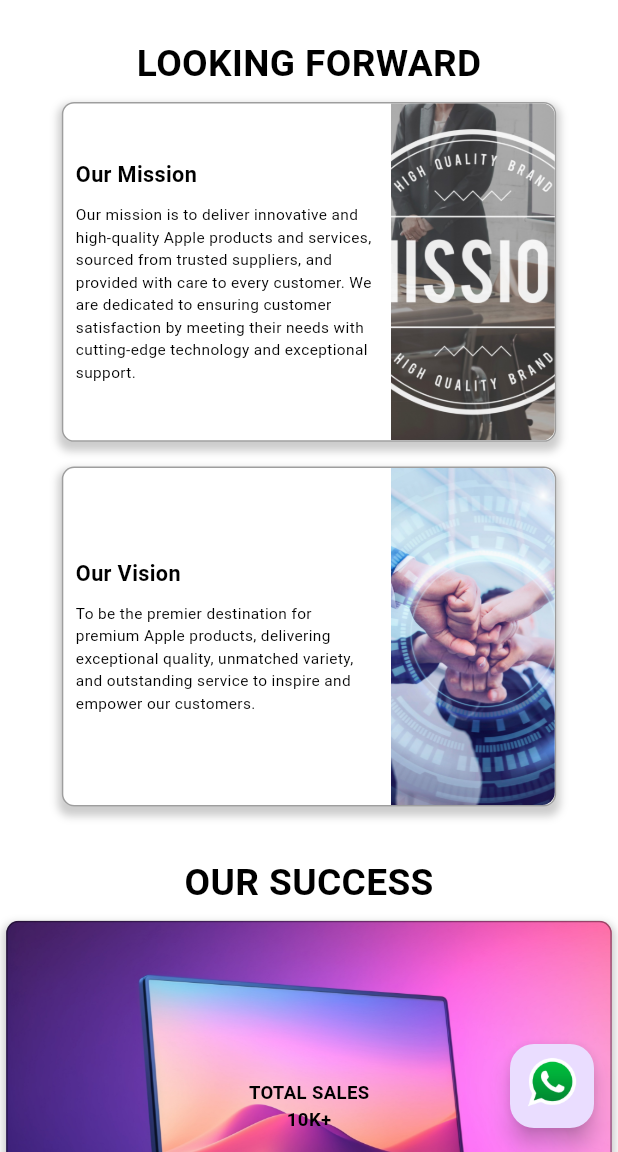
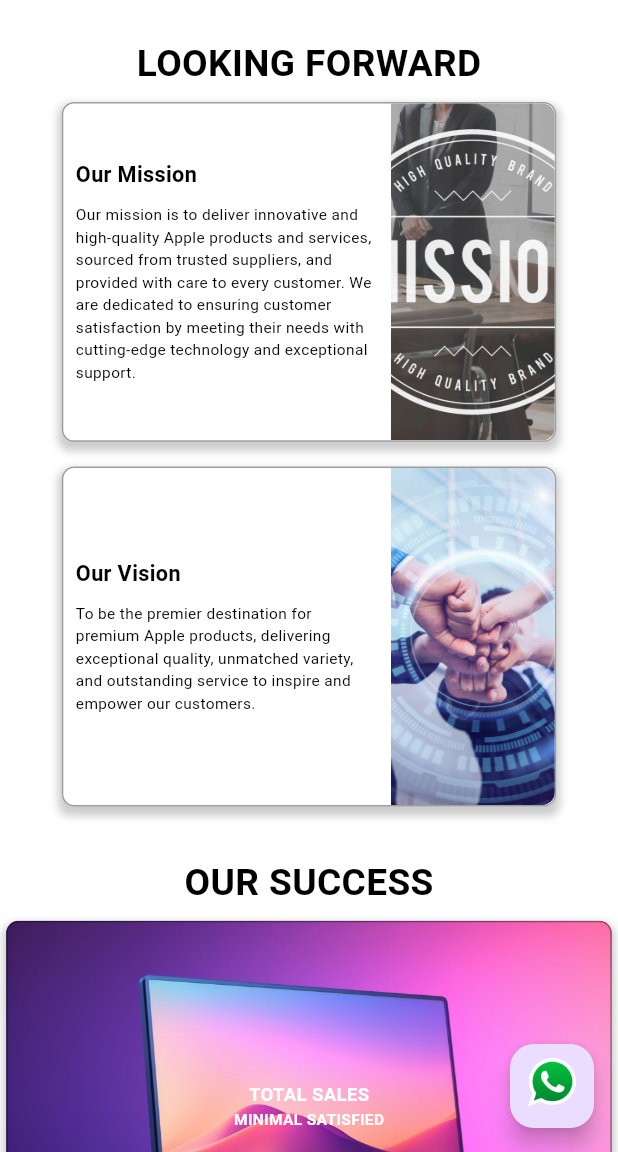
Before and after one commit to muhammedrameesrami/zmac, a Flutter app: the MobileHomeScreen screen opened directly, after a tap on "PRODUCTS", after a tap on "ABOUT US", on a phone screen of 412 x 824 dp, the part 84-1236 px from its top. Run offline on Flutter 3.47's test engine with Material 3 defaults, Android fonts, the light colour scheme and no system bars; our stand-ins replace carousel_slider, cloud_firestore, firebase_core, flutter_riverpod, fpdart, google_fonts and 1 more; missing offline and left inert: dart:html; accounts and stored records are empty; statements that could not run were skipped.

Commit message:
change added

```diff
--- a/lib/features/aboutUs/screens/web_screen/web_profile_screen.dart
+++ b/lib/features/aboutUs/screens/web_screen/web_profile_screen.dart
@@ -14,6 +14,7 @@ class WebAboutUsScreen extends StatelessWidget {
 
   @override
   Widget build(BuildContext context) {
+
     final isTab=w>h;
     w=MediaQuery.of(context).size.width;
     h=MediaQuery.of(context).size.height;
@@ -40,19 +41,19 @@ SizedBox(width: w,child: Wrap(alignment: WrapAlignment.center,children: [
                 // mainAxisAlignment: MainAxisAlignment.spaceBetween,
                 children: [
                   _rowContainer(
-                      'TOTAL SALES', '10K+', AssetConstant.macBook,Colors.black),
+                      'TOTAL SALES', 'MINIMAL SATISFIED', AssetConstant.macBook,Colors.white),
                   SizedBox(width: w * 0.02), // Small space between containers
-                  _rowContainer('TOTAL PRODUCTS', '2000+',
+                  _rowContainer('TOTAL PRODUCTS', '1000+',
                       AssetConstant.iPad,Pallete.whiteColor  ),
                   SizedBox(width: w * 0.02), // Small space between containers
                   _rowContainer(
-                      'HAPPY CUSTOMER', '10K+', AssetConstant.ipods,Colors.white),
+                      ' TRUSTED HAPPY CUSTOMER','MORE SATISFIED', AssetConstant.ipods,Colors.white),
                 ],
               ),
             ),
 
             SizedBox(height: isTab ? w * 0.01 : h * 0.01),
-Text('APPLE PRODUCT  SALE AND SERVICE',style: GoogleFonts.roboto(fontSize: isTab ? h * 0.028 : w * 0.06,color: Colors.black,fontWeight: FontWeight.bold),),
+Text('APPLE PRODUCT  SALE AND SERVICE',style: GoogleFonts.roboto(fontSize: isTab ? h * 0.028 : w * 0.05,color: Colors.black,fontWeight: FontWeight.bold),),
             SizedBox(
               width: w,
               child: Wrap(crossAxisAlignment: WrapCrossAlignment.center,
@@ -167,11 +168,11 @@ Text('APPLE PRODUCT  SALE AND SERVICE',style: GoogleFonts.roboto(fontSize: isTab
                       Tooltip(
                         message: "+919995245426", // The number displayed in the tooltip
                         child: CircleAvatar(
+                          radius: isTab ? h * 0.02 : w * 0.06,
                           child: const Icon(
                             Icons.phone,
                             color: Colors.green,
                           ),
-                          radius: isTab ? h * 0.02 : w * 0.06,
                         ),
                       ),
                       SizedBox(width: w * 0.02),
@@ -278,7 +279,7 @@ Text('APPLE PRODUCT  SALE AND SERVICE',style: GoogleFonts.roboto(fontSize: isTab
             Text(
               value,
               style: GoogleFonts.roboto(
-                fontSize: w * 0.03,
+                fontSize: w * 0.025,
                 fontWeight: FontWeight.bold,
                 color:color,
               ),
--- a/lib/features/home/screens/mobile_screen/mobile_first_screen.dart
+++ b/lib/features/home/screens/mobile_screen/mobile_first_screen.dart
@@ -409,7 +409,7 @@ class _MobileFirstScreenState extends ConsumerState<MobileFirstScreen> {
               SizedBox(
                 height: isTab ? h * 0.025 : w * 0.025,
               ),
-              Container(
+              SizedBox(
                 height: isTab ? h * 0.52 : w * 0.75,
                 width: w, // Ensure the container takes full width
                 child: Stack(
@@ -449,7 +449,7 @@ class _MobileFirstScreenState extends ConsumerState<MobileFirstScreen> {
                                     mainAxisAlignment: MainAxisAlignment.center,
                                           children: [
                                             Image.network(data[index].image,fit: BoxFit.contain,height: h*0.3,width: w*.38,),
-                                            Container(height:isTab?h*0.1: w*0.1*0.5,
+                                            SizedBox(height:isTab?h*0.1: w*0.1*0.5,
                                               child: Center(
                                                 child: Text(
                                                   data[index].productName,
@@ -506,7 +506,7 @@ class _MobileFirstScreenState extends ConsumerState<MobileFirstScreen> {
               Text(
                 'APPLE PRODUCT SALE AND SERVICE',
                 style: GoogleFonts.roboto(
-                    fontSize: isTab ? h * 0.03 : w * 0.06,
+                    fontSize: isTab ? h * 0.03 : w * 0.05,
                     color: Colors.black,
                     fontWeight: FontWeight.bold),
               ),
@@ -629,11 +629,11 @@ class _MobileFirstScreenState extends ConsumerState<MobileFirstScreen> {
                         SizedBox(width: w * 0.02),
                         Tooltip( message: "+919995245426",
                           child: CircleAvatar(
+                              radius: isTab ? h * 0.02 : w * 0.05,
                               child: const Icon(
                                 Icons.phone,
                                 color: Colors.green,
-                              ),
-                              radius: isTab ? h * 0.02 : w * 0.05),
+                              )),
                         ),
                       ],
                     ),
--- a/lib/features/home/screens/web_screen/web_main_container.dart
+++ b/lib/features/home/screens/web_screen/web_main_container.dart
@@ -658,11 +658,11 @@ class _WebMainContainerState extends ConsumerState<WebMainContainer> {
                     SizedBox(width: w * 0.02),
                     Tooltip( message: "+919995245426",
                       child: CircleAvatar(
+                          radius: isTab ? h * 0.02 : w * 0.06,
                           child: const Icon(
                             Icons.phone,
                             color: Colors.green,
-                          ),
-                          radius: isTab ? h * 0.02 : w * 0.06),
+                          )),
                     ),
                   ],
                 ),
```
